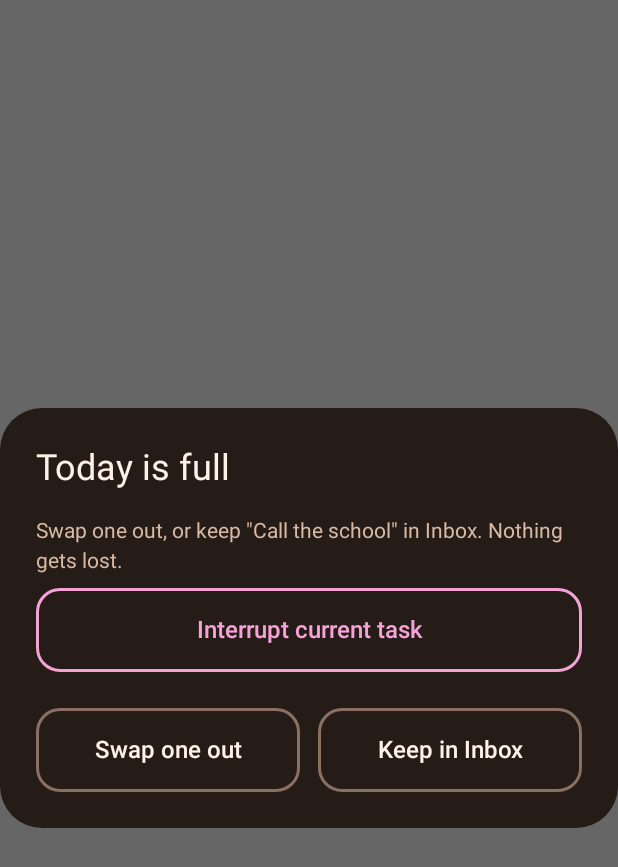
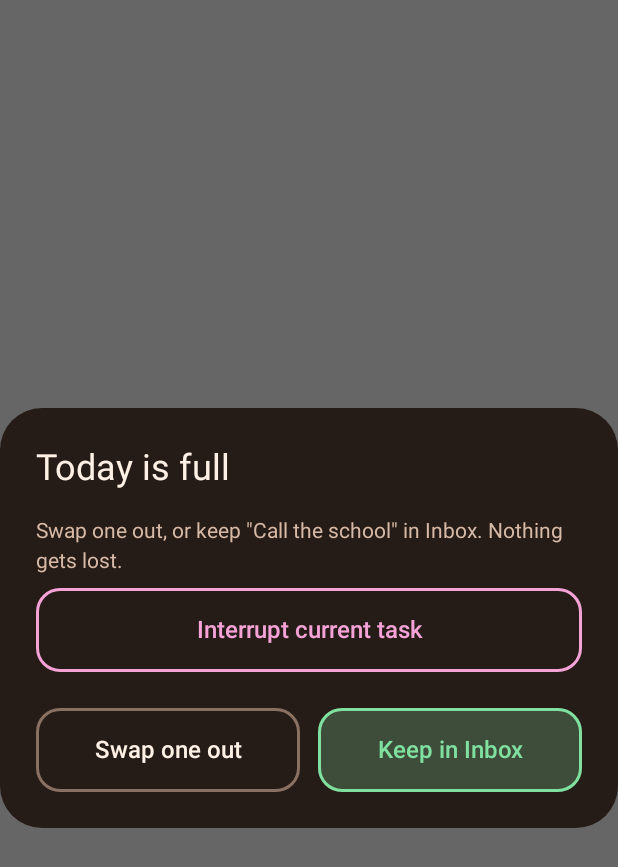
Before and after one commit to GuyErreich/Backpin, an Android app built with Jetpack Compose: the @Preview function TodayFullSwapDialogEmberPreview, on a phone screen of 412 x 824 dp. Shown: the top 867 px of the screen. Run offline under Robolectric (Android 15) with nearby library versions, the phone set to English and light mode, and no system bars.

Commit message:
fix(ui): make Keep in Inbox the filled mint default
Keep in Inbox uses CaptureChoice mint fill on the right. Swap one out
stays quiet on the left. Dialogs may replace Cancel with the safe action.

Signed-off-by: Cursor Agent <cursoragent@cursor.com>

Co-authored-by: Guy Erreich <GuyErreich@users.noreply.github.com>

```diff
--- a/app/src/main/java/app/backpin/focus/ui/TodayFullSwapDialog.kt
+++ b/app/src/main/java/app/backpin/focus/ui/TodayFullSwapDialog.kt
@@ -25,6 +25,8 @@ import app.backpin.focus.domain.ThemeId
 import app.backpin.focus.ui.components.AccentButton
 import app.backpin.focus.ui.components.AccentTone
 import app.backpin.focus.ui.components.ActionRow
+import app.backpin.focus.ui.components.CaptureChoice
+import app.backpin.focus.ui.components.ChoiceTone
 import app.backpin.focus.ui.components.QuietButton
 import app.backpin.focus.ui.theme.ButtonGap
 import app.backpin.focus.ui.theme.FocusColors
@@ -77,10 +79,11 @@ fun TodayFullSwapDialog(
         },
         confirmButton = {
             if (pickingSwap) {
-                QuietButton(
+                CaptureChoice(
                     label = stringResource(R.string.action_keep_in_inbox),
+                    tone = ChoiceTone.Mint,
+                    filled = true,
                     onClick = onKeepInInbox,
-                    modifier = Modifier.fillMaxWidth(),
                 )
             } else {
                 ActionRow {
@@ -88,8 +91,10 @@ fun TodayFullSwapDialog(
                         label = stringResource(R.string.action_swap_one_out),
                         onClick = { pickingSwap = true },
                     )
-                    QuietButton(
+                    CaptureChoice(
                         label = stringResource(R.string.action_keep_in_inbox),
+                        tone = ChoiceTone.Mint,
+                        filled = true,
                         onClick = onKeepInInbox,
                     )
                 }
```
Also changed, not shown: 1 other file.
